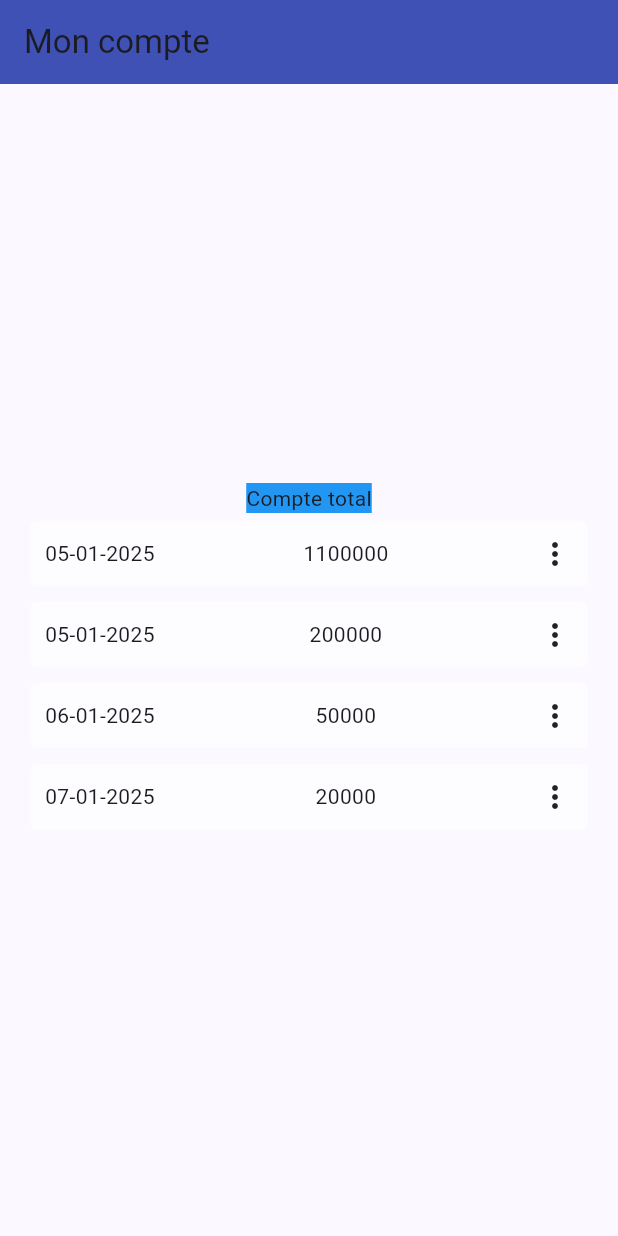
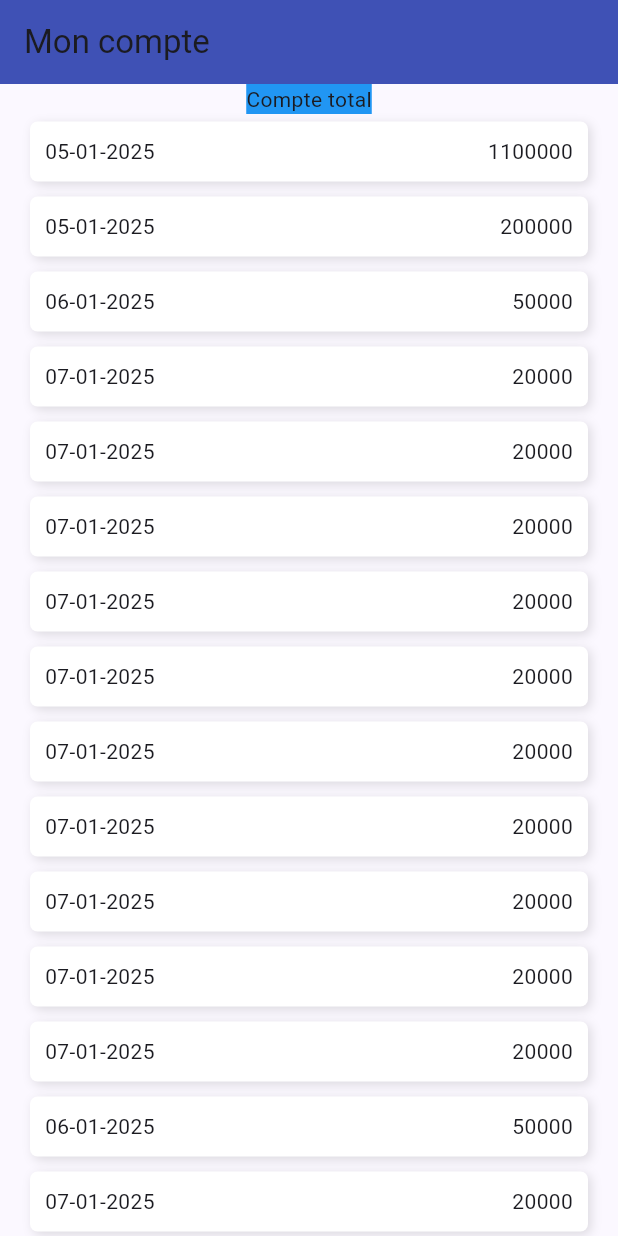
Before and after one commit to RRedstar/my_money, a Flutter app: the screen it shows after launch, on a phone screen of 412 x 824 dp. Run offline on Flutter 3.47's test engine with Material 3 defaults, Android fonts, the phone set to English and light mode, and no system bars.

Commit message:
UI , boxshadow

```diff
--- a/lib/homepage.dart
+++ b/lib/homepage.dart
@@ -17,6 +17,106 @@ class HomePage extends StatelessWidget {
     {
       'date': '06-01-2025',
       'montant': 50000,
+      'debit': false,
+    },
+    {
+      'date': '07-01-2025',
+      'montant': 20000,
+      'debit': false,
+    },
+    {
+      'date': '07-01-2025',
+      'montant': 20000,
+      'debit': false,
+    },
+    {
+      'date': '07-01-2025',
+      'montant': 20000,
+      'debit': false,
+    },
+    {
+      'date': '07-01-2025',
+      'montant': 20000,
+      'debit': false,
+    },
+    {
+      'date': '07-01-2025',
+      'montant': 20000,
+      'debit': false,
+    },
+    {
+      'date': '07-01-2025',
+      'montant': 20000,
+      'debit': false,
+    },
+    {
+      'date': '07-01-2025',
+      'montant': 20000,
+      'debit': false,
+    },
+    {
+      'date': '07-01-2025',
+      'montant': 20000,
+      'debit': false,
+    },
+    {
+      'date': '07-01-2025',
+      'montant': 20000,
+      'debit': false,
+    },
+    {
+      'date': '07-01-2025',
+      'montant': 20000,
+      'debit': false,
+    },
+    {
+      'date': '06-01-2025',
+      'montant': 50000,
+      'debit': false,
+    },
+    {
+      'date': '07-01-2025',
+      'montant': 20000,
+      'debit': false,
+    },
+    {
+      'date': '07-01-2025',
+      'montant': 20000,
+      'debit': false,
+    },
+    {
+      'date': '07-01-2025',
+      'montant': 20000,
+      'debit': false,
+    },
+    {
+      'date': '07-01-2025',
+      'montant': 20000,
+      'debit': false,
+    },
+    {
+      'date': '07-01-2025',
+      'montant': 20000,
+      'debit': false,
+    },
+    {
+      'date': '07-01-2025',
+      'montant': 20000,
+      'debit': false,
+    },
+    {
+      'date': '07-01-2025',
+      'montant': 20000,
+      'debit': false,
+    },
+    {
+      'date': '07-01-2025',
+      'montant': 20000,
+      'debit': false,
+    },
+    {
+      'date': '07-01-2025',
+      'montant': 20000,
       'debit': false,
     },
     {
@@ -52,8 +152,13 @@ class HomePage extends StatelessWidget {
                           padding: EdgeInsets.all(10),
                           margin: EdgeInsets.fromLTRB(20, 5, 20, 5),
                           decoration: BoxDecoration(
-                            color: Colors.white60,
+                            color: Colors.white,
                             borderRadius: BorderRadius.circular(5),
+                            boxShadow: [BoxShadow(
+                              color: Colors.black12,
+                              offset: Offset(2, 2),
+                              blurRadius: 5,
+                            )],
                           ),
 
                           child: Row(
@@ -61,7 +166,6 @@ class HomePage extends StatelessWidget {
                               children: [
                                 Text(tr['date']),
                                 Text(tr['montant'].toString()),
-                                Icon(Icons.more_vert),
                               ],
                           )
 
```
